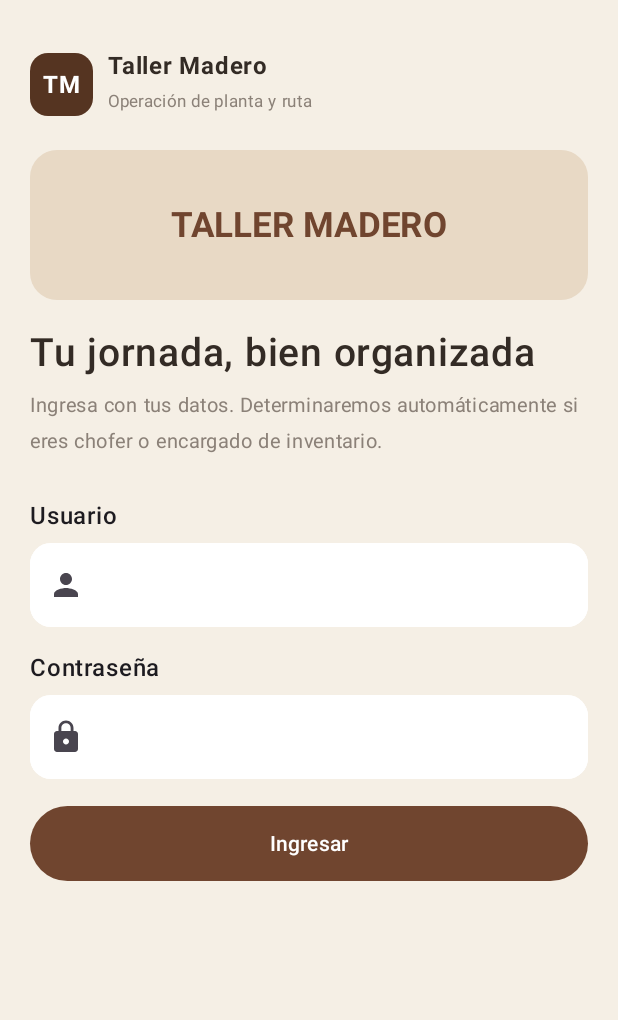
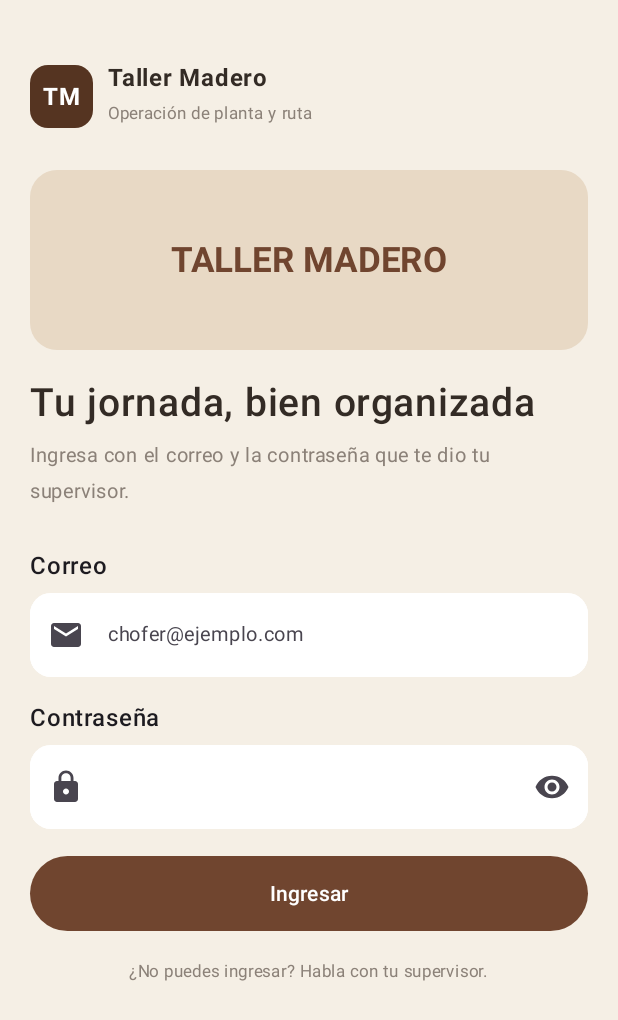
Before and after one commit to CrabF-ui/WoodTrack-App, an Android app built with Jetpack Compose: the screen it shows after launch (MainActivity), on a phone screen of 412 x 824 dp. Shown: the top 1020 px of the screen. Run offline under Robolectric (Android 15) with nearby library versions, the phone set to English and light mode, and no system bars.

Commit message:
fix: login con scroll, campo de correo y mostrar contraseña (WOOD-62

```diff
--- a/app/src/main/java/com/example/logistica/screens/LoginScreen.kt
+++ b/app/src/main/java/com/example/logistica/screens/LoginScreen.kt
@@ -2,21 +2,30 @@ package com.example.logistica.screens
 
 import androidx.compose.foundation.background
 import androidx.compose.foundation.layout.*
+import androidx.compose.foundation.rememberScrollState
 import androidx.compose.foundation.shape.RoundedCornerShape
+import androidx.compose.foundation.text.KeyboardActions
+import androidx.compose.foundation.text.KeyboardOptions
+import androidx.compose.foundation.verticalScroll
 import androidx.compose.material.icons.Icons
+import androidx.compose.material.icons.filled.Email
 import androidx.compose.material.icons.filled.Lock
-import androidx.compose.material.icons.filled.Person
 import androidx.compose.material3.*
 import androidx.compose.runtime.*
 import androidx.compose.ui.Alignment
 import androidx.compose.ui.Modifier
+import androidx.compose.ui.graphics.Color
 import androidx.compose.ui.text.font.FontWeight
+import androidx.compose.ui.text.input.ImeAction
+import androidx.compose.ui.text.input.KeyboardType
 import androidx.compose.ui.text.input.PasswordVisualTransformation
 import androidx.compose.ui.unit.dp
 import androidx.compose.ui.unit.sp
 import com.example.logistica.components.PrimaryButton
 import com.example.logistica.ui.theme.*
-import androidx.compose.ui.graphics.Color
+import androidx.compose.material.icons.filled.Visibility
+import androidx.compose.material.icons.filled.VisibilityOff
+import androidx.compose.ui.text.input.VisualTransformation
 
 @Composable
 fun LoginScreen(
@@ -24,18 +33,29 @@ fun LoginScreen(
     mensajeError: String?,
     onLogin: (String, String) -> Unit
 ) {
-    var usuario by remember { mutableStateOf("") }
+    var correo by remember { mutableStateOf("") }
     var password by remember { mutableStateOf("") }
+    var verPassword by remember { mutableStateOf(false) }
+
+    val colorescampo = OutlinedTextFieldDefaults.colors(
+        focusedBorderColor = Cafe,
+        unfocusedBorderColor = Blanco,
+        focusedContainerColor = Blanco,
+        unfocusedContainerColor = Blanco
+    )
 
     Column(
         modifier = Modifier
             .fillMaxSize()
             .background(Fondo)
             .statusBarsPadding()
+            .navigationBarsPadding()   // no quedar debajo de ◁ ○ □
+            .imePadding()              // subir cuando sale el teclado
+            .verticalScroll(rememberScrollState())
             .padding(20.dp)
     ) {
 
-        Spacer(Modifier.height(12.dp))
+        Spacer(Modifier.height(20.dp))
 
         Row(verticalAlignment = Alignment.CenterVertically) {
 
@@ -45,11 +65,7 @@ fun LoginScreen(
                     .background(CafeOscuro, RoundedCornerShape(12.dp)),
                 contentAlignment = Alignment.Center
             ) {
-                Text(
-                    "TM",
-                    color = Blanco,
-                    fontWeight = FontWeight.Bold
-                )
+                Text("TM", color = Blanco, fontWeight = FontWeight.Bold)
             }
 
             Spacer(Modifier.width(10.dp))
@@ -61,7 +77,6 @@ fun LoginScreen(
                     color = Texto,
                     fontSize = 16.sp
                 )
-
                 Text(
                     "Operación de planta y ruta",
                     color = TextoSecundario,
@@ -70,16 +85,13 @@ fun LoginScreen(
             }
         }
 
-        Spacer(Modifier.height(20.dp))
+        Spacer(Modifier.height(25.dp))
 
         Box(
             modifier = Modifier
                 .fillMaxWidth()
-                .height(100.dp)
-                .background(
-                    Color(0xFFE8D9C5),
-                    RoundedCornerShape(18.dp)
-                ),
+                .height(120.dp)
+                .background(Color(0xFFE8D9C5), RoundedCornerShape(18.dp)),
             contentAlignment = Alignment.Center
         ) {
             Text(
@@ -103,61 +115,69 @@ fun LoginScreen(
         Spacer(Modifier.height(8.dp))
 
         Text(
-            "Ingresa con tus datos. Determinaremos automáticamente si eres chofer o encargado de inventario.",
+            "Ingresa con el correo y la contraseña que te dio tu supervisor.",
             color = TextoSecundario,
             fontSize = 13.sp
         )
 
         Spacer(Modifier.height(25.dp))
 
-        Text("Usuario", fontWeight = FontWeight.SemiBold)
+        Text("Correo", fontWeight = FontWeight.SemiBold)
 
         OutlinedTextField(
-            value = usuario,
-            onValueChange = {
-                usuario = it
-
-            },
+            value = correo,
+            onValueChange = { correo = it },
             modifier = Modifier
                 .fillMaxWidth()
                 .padding(top = 6.dp),
             singleLine = true,
-            leadingIcon = {
-                Icon(Icons.Default.Person, null)
-            },
+            placeholder = { Text("chofer@ejemplo.com", fontSize = 13.sp) },
+            leadingIcon = { Icon(Icons.Default.Email, null) },
+            keyboardOptions = KeyboardOptions(
+                keyboardType = KeyboardType.Email,
+                imeAction = ImeAction.Next
+            ),
             shape = RoundedCornerShape(14.dp),
-            colors = OutlinedTextFieldDefaults.colors(
-                focusedBorderColor = Cafe,
-                unfocusedBorderColor = Blanco,
-                focusedContainerColor = Blanco,
-                unfocusedContainerColor = Blanco
-            )
+            colors = colorescampo
         )
 
         Spacer(Modifier.height(15.dp))
-
+//CONTRASEÑA
         Text("Contraseña", fontWeight = FontWeight.SemiBold)
 
         OutlinedTextField(
             value = password,
-            onValueChange = {
-                password = it
-            },
+            onValueChange = { password = it },
             modifier = Modifier
                 .fillMaxWidth()
                 .padding(top = 6.dp),
             singleLine = true,
-            visualTransformation = PasswordVisualTransformation(),
-            leadingIcon = {
-                Icon(Icons.Default.Lock, null)
+            visualTransformation = if (verPassword) {
+                VisualTransformation.None
+            } else {
+                PasswordVisualTransformation()
             },
+            trailingIcon = {
+                IconButton(onClick = { verPassword = !verPassword }) {
+                    Icon(
+                        if (verPassword) Icons.Default.VisibilityOff else Icons.Default.Visibility,
+                        contentDescription = if (verPassword) "Ocultar contraseña" else "Mostrar contraseña"
+                    )
+                }
+            },
+            leadingIcon = { Icon(Icons.Default.Lock, null) },
+            keyboardOptions = KeyboardOptions(
+                keyboardType = KeyboardType.Password,
+                imeAction = ImeAction.Done
+            ),
+            // La tecla "Listo" del teclado también inicia sesión
+            keyboardActions = KeyboardActions(
+                onDone = {
+                    if (!cargando) onLogin(correo, password)
+                }
+            ),
             shape = RoundedCornerShape(14.dp),
-            colors = OutlinedTextFieldDefaults.colors(
-                focusedBorderColor = Cafe,
-                unfocusedBorderColor = Blanco,
-                focusedContainerColor = Blanco,
-                unfocusedContainerColor = Blanco
-            )
+            colors = colorescampo
         )
 
         if (mensajeError != null) {
@@ -173,9 +193,17 @@ fun LoginScreen(
 
         PrimaryButton(if (cargando) "Ingresando..." else "Ingresar") {
             if (!cargando) {
-                onLogin(usuario, password)
+                onLogin(correo, password)
             }
         }
+
+        Spacer(Modifier.height(15.dp))
+
+        Text(
+            "¿No puedes ingresar? Habla con tu supervisor.",
+            color = TextoSecundario,
+            fontSize = 11.sp,
+            modifier = Modifier.align(Alignment.CenterHorizontally)
+        )
     }
-
 }
```
